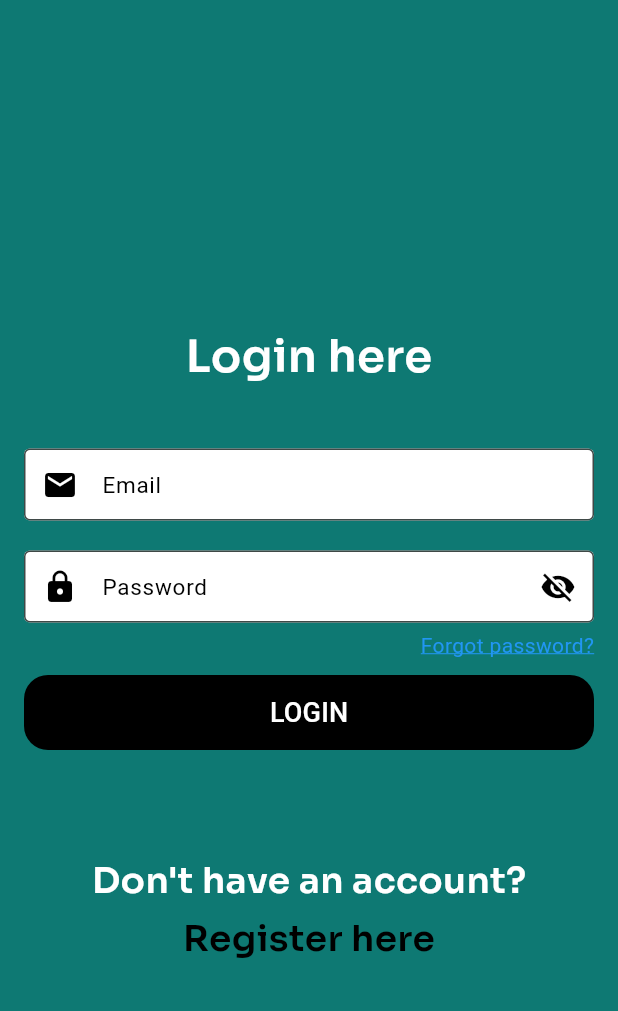
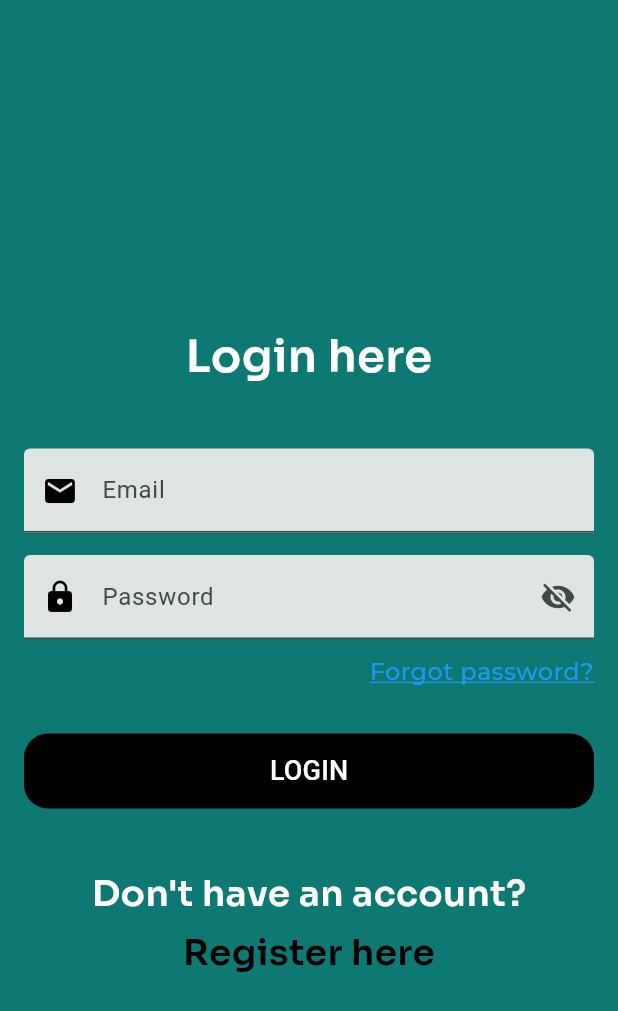
Before and after one commit to Siocic/rekreacija-ui, a Flutter app: the screen it shows after launch, on a phone screen of 412 x 824 dp. Shown: the top 1011 px of the screen. Run offline on Flutter 3.47's test engine with Material 3 defaults, Android fonts, the light colour scheme and no system bars; drawn by our look-alikes of flutter_form_builder; our stand-ins replace flutter_secure_storage, form_builder_validators, google_fonts, jwt_decoder, syncfusion_flutter_calendar, syncfusion_flutter_datepicker.

Commit message:
login request on mobile app

```diff
--- /dev/null
+++ b/rekreacija_mobile/lib/models/login_model.dart
@@ -0,0 +1,15 @@
+import 'package:json_annotation/json_annotation.dart';
+
+part 'login_model.g.dart';
+
+@JsonSerializable()
+class LoginModel{
+  String? email;
+  String? password;
+
+
+LoginModel(this.email,this.password);
+    factory LoginModel.fromJson(Map<String, dynamic> json) => _$LoginModelFromJson(json);
+
+  Map<String, dynamic> toJson() => _$LoginModelToJson(this);
+}
--- a/rekreacija_mobile/lib/screens/login_screen.dart
+++ b/rekreacija_mobile/lib/screens/login_screen.dart
@@ -1,5 +1,9 @@
 import 'package:flutter/material.dart';
+import 'package:flutter_form_builder/flutter_form_builder.dart';
+import 'package:form_builder_validators/form_builder_validators.dart';
 import 'package:google_fonts/google_fonts.dart';
+import 'package:rekreacija_mobile/models/login_model.dart';
+import 'package:rekreacija_mobile/providers/auth_provider.dart';
 import 'package:rekreacija_mobile/routes.dart';
 
 class LoginScreen extends StatefulWidget {
@@ -14,35 +18,14 @@ class LoginScreen extends StatefulWidget {
 
 class _LoginScreen extends State<LoginScreen> {
   bool _showPassword = false;
-  Color _emailColor = Colors.black;
-
-  bool emailValidation(TextEditingController controller) {
-    final emailRegex = RegExp(
-        r"[a-zA-Z0-9.a-zA-Z0-9.!#$%&'*+/=?^_`{|}~-]+@[a-zA-Z0-9-]+\.[a-zA-Z]+");
-    if (controller.text.isEmpty) {
-      setState(() {
-        _emailColor = Colors.red;
-      });
-      return false;
-    } else if (emailRegex.hasMatch(controller.text) == false) {
-      setState(() {
-        _emailColor = Colors.red;
-      });
-      return false;
-    }
-    setState(() {
-      _emailColor = Colors.black;
-    });
-    return true;
-  }
-
   @override
   Widget build(BuildContext context) {
+    final GlobalKey<FormBuilderState> formKey = GlobalKey<FormBuilderState>();
     return Scaffold(
-      backgroundColor: Color.fromRGBO(14, 121, 115, 100),
+      backgroundColor: const Color.fromRGBO(14, 121, 115, 1),
       body: SingleChildScrollView(
         padding: const EdgeInsets.all(16.0),
-        child: Container(
+        child: SizedBox(
           width: double.infinity,
           child: Column(
             crossAxisAlignment: CrossAxisAlignment.center,
@@ -56,45 +39,37 @@ class _LoginScreen extends State<LoginScreen> {
                     color: Colors.white),
               ),
               const SizedBox(height: 40),
-              TextField(
+              FormBuilder(
+                key: formKey,
+                child: Column(
+                  children: [
+                    FormBuilderTextField(
+                      name: 'Email',
                       controller: widget._emailController,
-                decoration: InputDecoration(
+                      decoration: const InputDecoration(
                         labelText: 'Email',
-                  labelStyle: TextStyle(color: Colors.black, fontSize: 15),
-                  fillColor: Color.fromRGBO(255, 255, 255, 50),
                         filled: true,
-                  prefixIcon: const Icon(
-                    Icons.email,
-                    color: Colors.black,
+                        prefixIcon: Icon(Icons.email, color: Colors.black),
                       ),
-                  contentPadding: const EdgeInsets.symmetric(horizontal: 10.0),
-                  border: const OutlineInputBorder(),
-                  errorText: _emailColor == Colors.red
-                      ? 'Email is invalid. Pattern: email@example.com'
-                      : null,
+                      validator: FormBuilderValidators.compose([
+                        FormBuilderValidators.required(),
+                        FormBuilderValidators.email()
+                      ]),
                     ),
-                keyboardType: TextInputType.emailAddress,
-                style: TextStyle(color: _emailColor),
-                onChanged: (value) => emailValidation(widget._emailController),
-              ),
-              const SizedBox(height: 20),
-              TextField(
+                    const SizedBox(height: 15),
+                    FormBuilderTextField(
+                      name: 'Password',
                       controller: widget._passwordController,
                       obscureText: !_showPassword,
                       decoration: InputDecoration(
                         labelText: 'Password',
-                  labelStyle:
-                      const TextStyle(color: Colors.black, fontSize: 15),
-                  fillColor: const Color.fromRGBO(255, 255, 255, 50),
                         filled: true,
-                  prefixIcon: const Icon(
-                    Icons.lock,
-                    color: Colors.black,
-                  ),
+                        prefixIcon: const Icon(Icons.lock, color: Colors.black),
                         suffixIcon: IconButton(
                           icon: Icon(
-                      _showPassword ? Icons.visibility : Icons.visibility_off,
-                      color: Colors.black,
+                            _showPassword
+                                ? Icons.visibility
+                                : Icons.visibility_off,
                           ),
                           onPressed: () {
                             setState(() {
@@ -102,37 +77,73 @@ class _LoginScreen extends State<LoginScreen> {
                             });
                           },
                         ),
-                  contentPadding: const EdgeInsets.symmetric(horizontal: 10.0),
-                  border: const OutlineInputBorder(),
                       ),
+                      validator: FormBuilderValidators.compose([
+                        FormBuilderValidators.required(),
+                      ]),
                     ),
-              const SizedBox(height: 5),
+                    const SizedBox(height: 10),
                     Align(
                       alignment: Alignment.centerRight,
                       child: GestureDetector(
                         onTap: () {
                           print('Forgot Password');
                         },
-                  child: const Text(
+                        child: Text(
                           'Forgot password?',
-                    style: TextStyle(
+                          style: GoogleFonts.montserrat(
                               color: Colors.blue,
+                              fontSize: 16,
                               decoration: TextDecoration.underline,
+                              fontWeight: FontWeight.w500,
                               decorationColor: Colors.blue),
                         ),
                       ),
                     ),
-              const SizedBox(height: 10),
+                    const SizedBox(height: 30),
                     SizedBox(
                       width: 400,
                       height: 50,
                       child: TextButton(
-                  onPressed: () {
-                    Navigator.pushNamedAndRemoveUntil(
-                      context,
-                      '/tabsscreen',
-                      (route) => false,
+                        onPressed: () async {
+                          if (formKey.currentState?.saveAndValidate() ??
+                              false) {
+                            try {
+                              final formData = formKey.currentState!.fields;
+                              final email = formData['Email']?.value ?? '';
+                              final password =
+                                  formData['Password']?.value ?? '';
+
+                              LoginModel loginModel =
+                                  LoginModel(email, password);
+                              final AuthProvider customerLogin = AuthProvider();
+                              await customerLogin.userLogin(loginModel);
+
+                              ScaffoldMessenger.of(context).showSnackBar(
+                              const SnackBar(content: Text('Login successful')),
                             );
+
+                              Navigator.pushReplacementNamed(
+                                  context, AppRoutes.tabsscreen);
+                            } catch (e) {
+                              String errorMessage = e.toString();
+
+                              if (errorMessage.startsWith("Exception:")) {
+                                errorMessage = errorMessage
+                                    .replaceFirst("Exception:", "")
+                                    .trim();
+                              }
+                              ScaffoldMessenger.of(context).showSnackBar(
+                                SnackBar(content: Text(errorMessage)),
+                              );
+                            }
+                          } else {
+                            ScaffoldMessenger.of(context).showSnackBar(
+                              const SnackBar(
+                                  content: Text(
+                                      'Please fix the errors in the form.')),
+                            );
+                          }
                         },
                         style: TextButton.styleFrom(
                             backgroundColor: Colors.black,
@@ -145,7 +156,10 @@ class _LoginScreen extends State<LoginScreen> {
                         ),
                       ),
                     ),
-              const SizedBox(height: 70),
+                  ],
+                ),
+              ),
+              const SizedBox(height: 40),
               Text(
                 'Don\'t have an account?',
                 style: GoogleFonts.sora(
--- a/rekreacija_mobile/pubspec.yaml
+++ b/rekreacija_mobile/pubspec.yaml
@@ -42,6 +42,9 @@ dependencies:
   json_annotation: ^4.9.0
   flutter_form_builder: ^9.7.0
   form_builder_validators: ^11.1.1
+  jwt_decoder: ^2.0.1
+  shared_preferences: ^2.3.5
+  flutter_secure_storage: ^9.2.4
 
 dev_dependencies:
   flutter_test:
```
Also changed, not shown: rekreacija_mobile/lib/providers/auth_provider.dart (+34 -0 lines), rekreacija_mobile/lib/widgets/setting_popup.dart (+14 -2 lines), rekreacija_mobile/lib/models/login_model.g.dart (added), rekreacija_mobile/pubspec.lock, 4 other files. Lines whose indentation alone changed are shown as unchanged.
